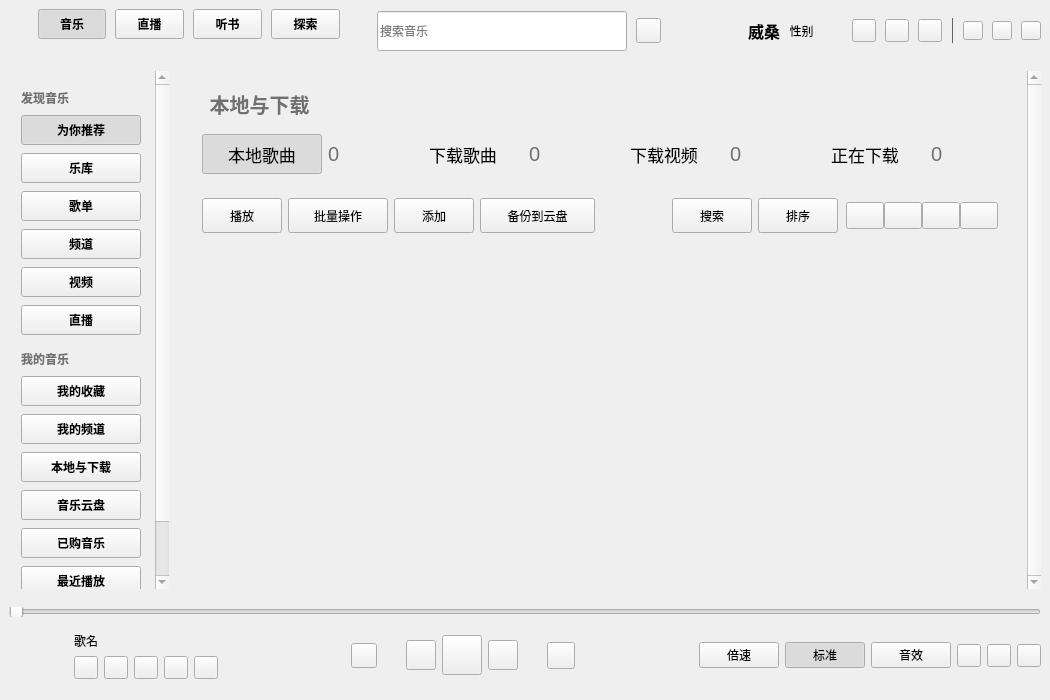
The window that KuGouApp.ui (a-mo-xi-wei/KuGouApp) describes before a commit, drawn with Qt 5.
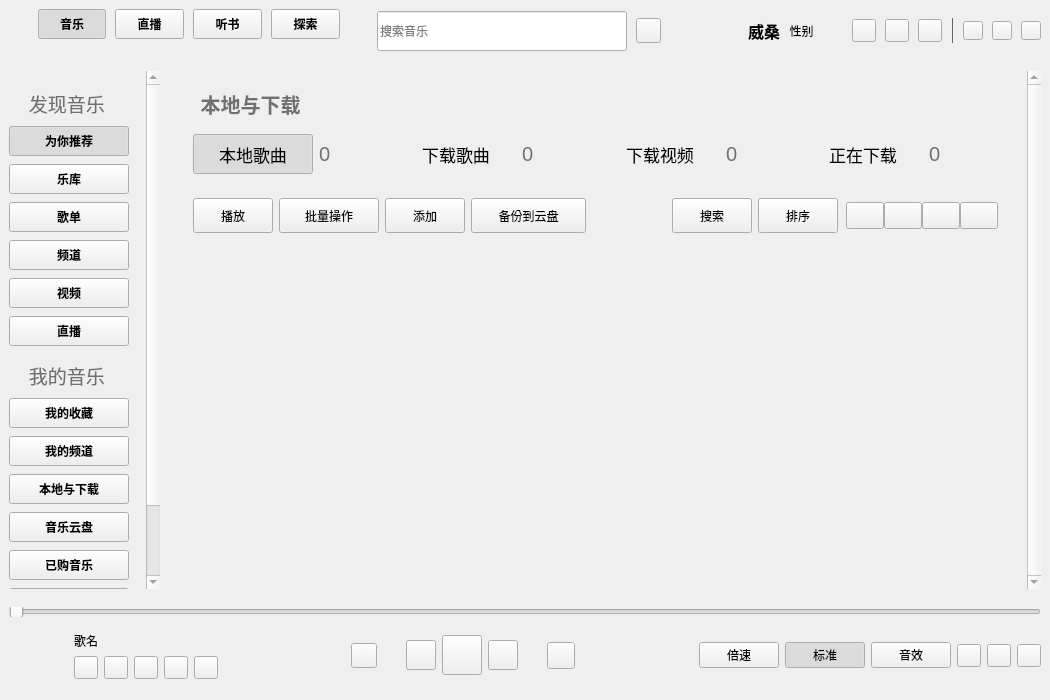
The same window after the commit. Custom widgets are drawn as their Qt base class.

Commit message: 优化menu_widget

```diff
--- a/KuGouApp.ui
+++ b/KuGouApp.ui
@@ -575,6 +575,9 @@
       </palette>
      </property>
      <layout class="QHBoxLayout" name="horizontalLayout_5">
+      <property name="leftMargin">
+       <number>0</number>
+      </property>
       <item>
        <widget class="QScrollArea" name="menu_scrollArea">
         <property name="sizePolicy">
@@ -610,7 +613,7 @@
            <x>0</x>
            <y>0</y>
            <width>143</width>
-           <height>562</height>
+           <height>570</height>
           </rect>
          </property>
          <layout class="QVBoxLayout" name="verticalLayout_3">
@@ -632,7 +635,7 @@
               <number>8</number>
              </property>
              <property name="leftMargin">
-              <number>3</number>
+              <number>0</number>
              </property>
              <property name="rightMargin">
               <number>3</number>
@@ -645,8 +648,18 @@
                  <verstretch>0</verstretch>
                 </sizepolicy>
                </property>
+               <property name="font">
+                <font>
+                 <family>华文楷体</family>
+                 <pointsize>14</pointsize>
+                 <bold>false</bold>
+                </font>
+               </property>
                <property name="text">
-                <string>发现音乐</string>
+                <string>    发现音乐</string>
+               </property>
+               <property name="alignment">
+                <set>Qt::AlignmentFlag::AlignLeading|Qt::AlignmentFlag::AlignLeft|Qt::AlignmentFlag::AlignVCenter</set>
                </property>
               </widget>
              </item>
@@ -842,7 +855,7 @@
               <number>8</number>
              </property>
              <property name="leftMargin">
-              <number>3</number>
+              <number>0</number>
              </property>
              <property name="topMargin">
               <number>0</number>
@@ -858,8 +871,18 @@
                  <verstretch>0</verstretch>
                 </sizepolicy>
                </property>
+               <property name="font">
+                <font>
+                 <family>华文楷体</family>
+                 <pointsize>14</pointsize>
+                 <bold>false</bold>
+                </font>
+               </property>
                <property name="text">
-                <string>我的音乐</string>
+                <string>    我的音乐</string>
+               </property>
+               <property name="alignment">
+                <set>Qt::AlignmentFlag::AlignLeading|Qt::AlignmentFlag::AlignLeft|Qt::AlignmentFlag::AlignVCenter</set>
                </property>
               </widget>
              </item>
@@ -1085,7 +1108,7 @@
           <rect>
            <x>0</x>
            <y>0</y>
-           <width>854</width>
+           <width>861</width>
            <height>536</height>
           </rect>
          </property>
```
Left out of the diff: 65 changed lines with no effect on the pictures.
